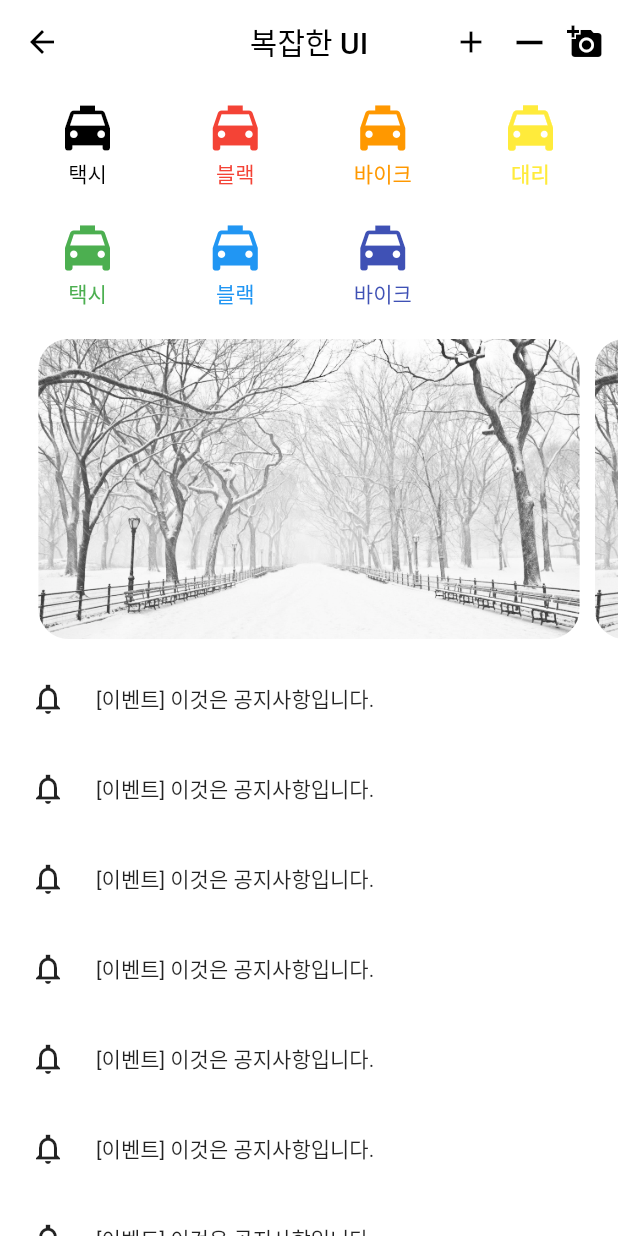
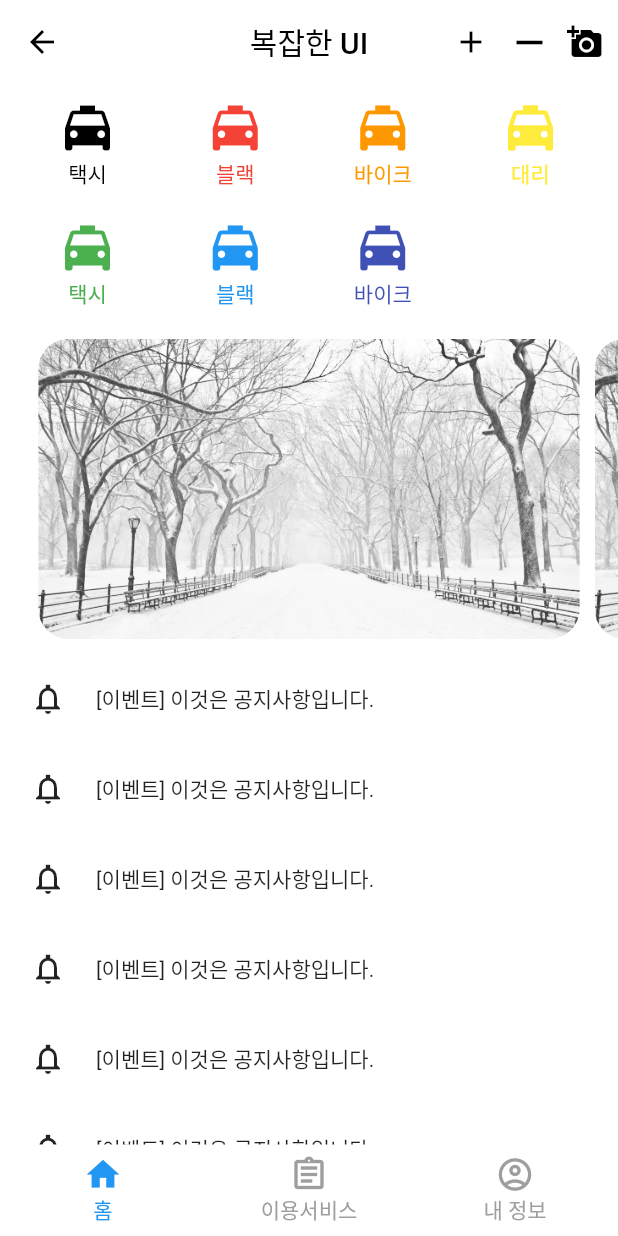
Before and after one commit to jinhan38/flutter_lecture_offline, a Flutter app: the UiExam1Review screen opened directly, on a phone screen of 412 x 824 dp. Run offline on Flutter 3.47's test engine with Material 2 defaults, Android fonts, the phone set to English and light mode, and no system bars.

```diff
--- a/lib/ch6/ui_exam_1_review.dart
+++ b/lib/ch6/ui_exam_1_review.dart
@@ -19,6 +19,8 @@ class _UiExam1ReviewState extends State<UiExam1Review> {
     "assets/winter.jpg",
   ];
 
+  int _currentIndex = 0;
+
   @override
   void dispose() {
     pageController.dispose();
@@ -30,7 +32,10 @@ class _UiExam1ReviewState extends State<UiExam1Review> {
     return Scaffold(
       appBar: _appBar(),
       backgroundColor: Colors.white,
-      body: SingleChildScrollView(
+      body: IndexedStack(
+        index: _currentIndex,
+        children: [
+          SingleChildScrollView(
             child: Column(
               children: [
                 _top(),
@@ -41,6 +46,11 @@ class _UiExam1ReviewState extends State<UiExam1Review> {
               ],
             ),
           ),
+          const Center(child: Text("이용서비스"),),
+          const Center(child: Text("내정보"),),
+        ],
+      ),
+      bottomNavigationBar: _bottomNavigation(),
     );
   }
 
@@ -137,7 +147,7 @@ class _UiExam1ReviewState extends State<UiExam1Review> {
             iconItem("바이크", Colors.indigo, () {
               debugPrint("바이크 클릭");
             }),
-            SizedBox(width: 80),
+            const SizedBox(width: 80),
           ],
         ),
       ],
@@ -225,4 +235,43 @@ class _UiExam1ReviewState extends State<UiExam1Review> {
       },
     );
   }
+
+  Widget _bottomNavigation() {
+    return BottomNavigationBar(
+      currentIndex: _currentIndex,
+      onTap: (value) {
+        setState(() {
+          _currentIndex = value;
+        });
+        debugPrint(value.toString());
+      },
+      // showSelectedLabels: true,
+      // showUnselectedLabels: true,
+      iconSize: 26,
+      selectedFontSize: 14,
+      unselectedFontSize: 14,
+      selectedItemColor: Colors.blue,
+      unselectedItemColor: Colors.grey,
+      type: BottomNavigationBarType.fixed,
+      backgroundColor: Colors.white,
+      elevation: 0,
+      items: const [
+        BottomNavigationBarItem(
+          icon: Icon(Icons.home_outlined),
+          activeIcon: Icon(Icons.home),
+          label: "홈",
+        ),
+        BottomNavigationBarItem(
+          icon: Icon(Icons.assignment_outlined),
+          activeIcon: Icon(Icons.assignment),
+          label: "이용서비스",
+        ),
+        BottomNavigationBarItem(
+          icon: Icon(Icons.account_circle_outlined),
+          activeIcon: Icon(Icons.account_circle),
+          label: "내 정보",
+        ),
+      ],
+    );
   }
+}
--- a/lib/home_screen.dart
+++ b/lib/home_screen.dart
@@ -15,6 +15,7 @@ import 'ch3/widgets/text_widget.dart';
 import 'ch4/button_screen.dart';
 import 'ch5/image_screen.dart';
 import 'ch5/single_scroll_screen.dart';
+import 'ch6/bottom_navigation_bar_screen.dart';
 
 /// 단축키 stl
 class HomeScreen extends StatelessWidget {
@@ -79,6 +80,11 @@ class HomeScreen extends StatelessWidget {
               text: "UiExam1Review",
               page: const UiExam1Review(),
             ),
+            button(
+              context: context,
+              text: "BottomNavigationBarScreen",
+              page: const BottomNavigationBarScreen(),
+            ),
           ],
         ),
       ),
```
Also changed, not shown: lib/ch6/bottom_navigation_bar_screen.dart (added, +94 -0 lines). Lines whose indentation alone changed are shown as unchanged.
